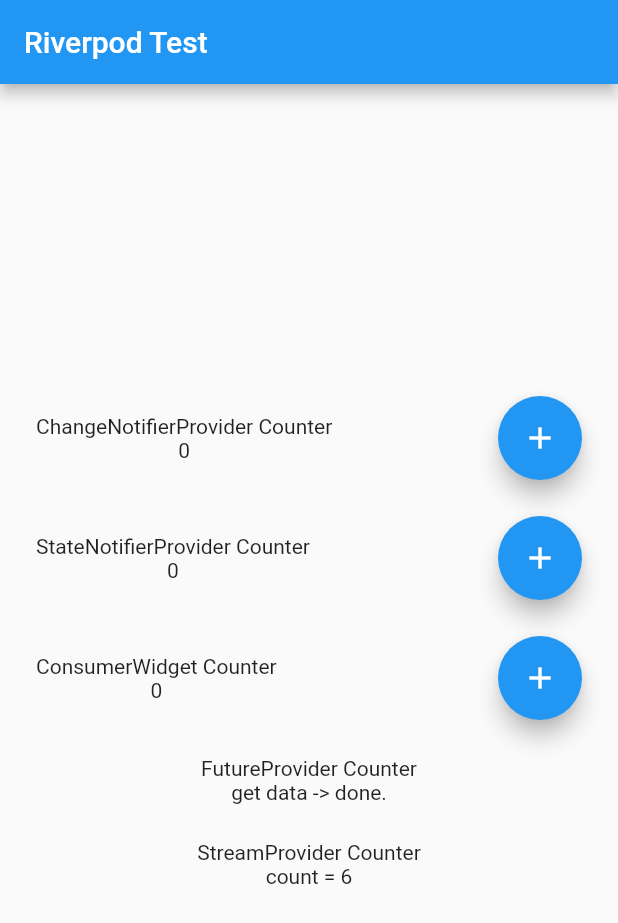
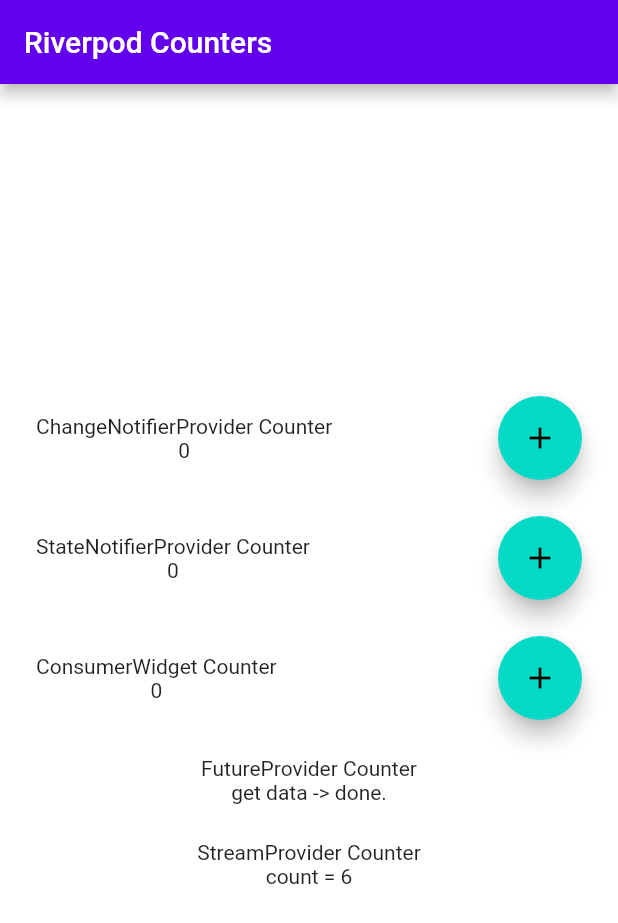
Before and after one commit to mayataso/riverpod_example, a Flutter app: the screen it shows after launch, on a phone screen of 412 x 824 dp. Shown: the top 923 px of the screen. Run offline on Flutter 3.47's test engine with Material 2 defaults, Android fonts, the phone set to English and light mode, and no system bars; our stand-ins replace adaptive_dialog, flutter_riverpod, recase, state_notifier; missing offline and left inert: simple_logger.

Commit message:
fix: ベーステンプレート用にディレクトリ構造整理

```diff
--- /dev/null
+++ b/lib/app.dart
@@ -0,0 +1,18 @@
+import 'package:flutter/material.dart';
+import 'package:flutter_riverpod/flutter_riverpod.dart';
+import 'package:riverpod_sample/providers/providers.dart';
+
+class App extends ConsumerWidget {
+  const App({Key? key}) : super(key: key);
+  @override
+  Widget build(BuildContext context, WidgetRef ref) {
+    return MaterialApp(
+      title: ref.watch(titleProvider),
+      theme: lightTheme,
+      darkTheme: darkTheme,
+      themeMode: ref.watch(themeProvider),
+      navigatorKey: ref.watch(navigatorKeyProvider),
+      onGenerateRoute: ref.watch(routerProvider).onGenerateRoute,
+    );
+  }
+}
--- a/lib/main.dart
+++ b/lib/main.dart
@@ -1,192 +1,61 @@
 import 'package:flutter/material.dart';
 import 'package:flutter_riverpod/flutter_riverpod.dart';
-import 'package:riverpod_sample/widgets/consumer_test_widget.dart';
 
-import 'models/counter_changenotifier.dart';
-import 'package:riverpod_sample/models/counter_statenotifier.dart';
-
-// RiverpodではグローバルにProvider宣言できる
-final _cnangeNotifierProvider = ChangeNotifierProvider(
-  (ref) => ChangeNotifierCounter(),
-);
-final _stateNotifierProvider = StateNotifierProvider(
-  (ref) => StateNotifierCounter(),
-);
-final _futureProvider = FutureProvider<String>((ref) {
-  return Future.delayed(const Duration(seconds: 5), () => 'done');
-});
-final _streamProvider = StreamProvider.autoDispose<int>((ref) async* {
-  var count = 0;
-  for (int i = 0; i < 100; i++) {
-    await Future.delayed(const Duration(seconds: 1));
-    yield count++;
-  }
-});
+import 'app.dart';
+import 'utils/util.dart';
 
 void main() {
   runApp(
     // 下位ツリーでProviderを使用するためのラッパ
-    ProviderScope(
-      child: MyApp(),
+    const ProviderScope(
+      overrides: [],
+      observers: [
+        _ProviderObserver(),
+      ],
+      child: App(),
     ),
   );
 }
 
-class MyApp extends StatelessWidget {
-  MyApp({Key? key}) : super(key: key);
+@immutable
+class _ProviderObserver implements ProviderObserver {
+  const _ProviderObserver();
 
   @override
-  Widget build(BuildContext context) {
-    return MaterialApp(
-      title: 'Flutter Demo',
-      theme: ThemeData(
-        primarySwatch: Colors.blue,
-      ),
-      home: const MyHomePage(title: 'Riverpod Test'),
-    );
+  void didAddProvider(
+    ProviderBase provider,
+    Object? value,
+    ProviderContainer container,
+  ) {
+    logger.info('provider: $provider, value: $value, container: $container');
+  }
+
+  @override
+  void didDisposeProvider(
+    ProviderBase provider,
+    ProviderContainer containers,
+  ) {
+    logger.info('provider: $provider');
+  }
+
+  @override
+  void didUpdateProvider(
+    ProviderBase provider,
+    Object? previousValue,
+    Object? newValue,
+    ProviderContainer container,
+  ) {
+    logger.info('provider: $provider, newValue: $newValue, container: $container');
+  }
+
+  @override
+  void providerDidFail(
+    ProviderBase provider,
+    Object error,
+    StackTrace stackTrace,
+    ProviderContainer container,
+  ) {
+    logger.info('provider: $provider, error: $error, container: $container');
+    logger.info('stackTrace: $stackTrace');
   }
 }
-
-class MyHomePage extends StatelessWidget {
-  const MyHomePage({Key? key, this.title = 'Title'}) : super(key: key);
-  final String title;
-
-  @override
-  Widget build(BuildContext context) {
-    return Scaffold(
-      appBar: AppBar(
-        title: Text(title),
-      ),
-      body: Padding(
-        padding: const EdgeInsets.symmetric(horizontal: 24),
-        child: Column(
-          mainAxisAlignment: MainAxisAlignment.center,
-          children: [
-            _buildChangeProviderTestArea(),
-            const SizedBox(height: 24),
-            _buildStateProviderTestArea(),
-            const SizedBox(height: 24),
-            _buildConsumerWidgetTestArea(),
-            const SizedBox(height: 24),
-            _buildFutureProviderTestArea(),
-            const SizedBox(height: 24),
-            _buildStreamProviderTestArea(),
-            const SizedBox(height: 24),
-          ],
-        ),
-      ),
-    );
-  }
-
-  // Change Notifier
-  _buildChangeProviderTestArea() {
-    return Row(
-      mainAxisAlignment: MainAxisAlignment.spaceBetween,
-      children: [
-        Column(
-          mainAxisAlignment: MainAxisAlignment.center,
-          children: <Widget>[
-            const Text('ChangeNotifierProvider Counter'),
-            Consumer(builder: (context, ref, child) {
-              // 従来のProvider watchと同様の動作
-              return Text('${ref.watch(_cnangeNotifierProvider).count}');
-            }),
-          ],
-        ),
-        Consumer(builder: (context, ref, child) {
-          return FloatingActionButton(
-            onPressed: () {
-              // 従来のProvider readと同様の動作
-              ref.read(_cnangeNotifierProvider).increment();
-            },
-            tooltip: 'Increment',
-            child: const Icon(Icons.add),
-          );
-        }),
-      ],
-    );
-  }
-
-  // State notifier
-  _buildStateProviderTestArea() {
-    return Row(
-      mainAxisAlignment: MainAxisAlignment.spaceBetween,
-      children: [
-        Column(
-          mainAxisAlignment: MainAxisAlignment.center,
-          children: <Widget>[
-            const Text('StateNotifierProvider Counter'),
-            Consumer(builder: (context, ref, child) {
-              // 1StateNotifierにつき1つのプロパティがバインドされる
-              // 複数のプロパティを持ちたい場合の方法は要調査
-              return Text('${ref.watch(_stateNotifierProvider)}');
-            }),
-          ],
-        ),
-        Consumer(builder: (context, ref, child) {
-          return FloatingActionButton(
-            onPressed: () {
-              // NotifierProvider.notifierをreadすることでメソッドにアクセスできる
-              ref.read(_stateNotifierProvider.notifier).increment();
-            },
-            tooltip: 'Increment',
-            child: const Icon(Icons.add),
-          );
-        }),
-      ],
-    );
-  }
-
-  // ConsumerWidgetをextendsした場合のProviderアクセス
-  // 実装はシンプルになるが再レンダリング範囲が広範囲に及ぶため、パフォーマンス重視なら
-  // Consumer Widgetを小さいスコープで定義していったほうが良さそう
-  _buildConsumerWidgetTestArea() {
-    return const ConsumerTestWidget();
-  }
-
-  // Future Provider
-  // 非同期で値を得る場合に、状態を切り分けられて便利
-  // FutureBuilder的なもの？
-  _buildFutureProviderTestArea() {
-    return Column(
-      children: [
-        const Text('FutureProvider Counter'),
-        Consumer(
-          builder: (context, ref, child) {
-            return _getFutureStateWidget(ref: ref);
-          },
-        ),
-      ],
-    );
-  }
-
-  Widget _getFutureStateWidget({required WidgetRef ref}) {
-    return ref.watch(_futureProvider).when(
-        data: (data) => Text('get data -> $data.'),
-        loading: () => const CircularProgressIndicator(),
-        error: (error, stack) => const Text('Error!'));
-  }
-
-  // Stream Provider
-  // Future Providerと大体同じ
-  // 継続的な値の変化に対応できる。ポーリング処理にも使えそう？
-  _buildStreamProviderTestArea() {
-    return Column(
-      children: [
-        const Text('StreamProvider Counter'),
-        Consumer(
-          builder: (context, ref, child) {
-            return _getStreamStateWidget(ref: ref);
-          },
-        ),
-      ],
-    );
-  }
-
-  Widget _getStreamStateWidget({required WidgetRef ref}) {
-    return ref.watch(_streamProvider).when(
-        data: (data) => Text('count = $data'),
-        loading: () => const CircularProgressIndicator(),
-        error: (error, stack) => const Text('Error!'));
-  }
-}
--- /dev/null
+++ b/lib/pages/counters.dart
@@ -0,0 +1,172 @@
+import 'package:flutter/material.dart';
+import 'package:flutter_riverpod/flutter_riverpod.dart';
+import 'package:riverpod_sample/models/counter_changenotifier.dart';
+import 'package:riverpod_sample/models/counter_statenotifier.dart';
+import 'package:riverpod_sample/providers/providers.dart';
+import 'package:riverpod_sample/widgets/consumer_test_widget.dart';
+
+// RiverpodではグローバルにProvider宣言できる
+final _cnangeNotifierProvider = ChangeNotifierProvider(
+  (ref) => ChangeNotifierCounter(),
+);
+// autoDisposeを使うと、Widgetからの購読が無くなったタイミングでdisposeしてくれる。
+// その場合、Test時に注意が必要。下記参照
+// https://zenn.dev/omtians9425/articles/4a74f982788bdb
+final _stateNotifierProvider = StateNotifierProvider.autoDispose(
+  (ref) => StateNotifierCounter(),
+);
+final _futureProvider = FutureProvider<String>((ref) {
+  return Future.delayed(const Duration(seconds: 5), () => 'done');
+});
+final _streamProvider = StreamProvider.autoDispose<int>((ref) async* {
+  var count = 0;
+  for (int i = 0; i < 100; i++) {
+    await Future.delayed(const Duration(seconds: 1));
+    yield count++;
+  }
+});
+
+class CountersPage extends StatelessWidget {
+  const CountersPage({Key? key}) : super(key: key);
+
+  static String routeName = "/";
+
+  @override
+  Widget build(BuildContext context) {
+    return Scaffold(
+      appBar: AppBar(
+        title: const Text('Riverpod Counters'),
+      ),
+      body: Padding(
+        padding: const EdgeInsets.symmetric(horizontal: 24),
+        child: Column(
+          mainAxisAlignment: MainAxisAlignment.center,
+          children: [
+            _buildChangeProviderTestArea(),
+            const SizedBox(height: 24),
+            _buildStateProviderTestArea(),
+            const SizedBox(height: 24),
+            _buildConsumerWidgetTestArea(),
+            const SizedBox(height: 24),
+            _buildFutureProviderTestArea(),
+            const SizedBox(height: 24),
+            _buildStreamProviderTestArea(),
+            const SizedBox(height: 24),
+          ],
+        ),
+      ),
+    );
+  }
+
+  // Change Notifier
+  _buildChangeProviderTestArea() {
+    return Row(
+      mainAxisAlignment: MainAxisAlignment.spaceBetween,
+      children: [
+        Column(
+          mainAxisAlignment: MainAxisAlignment.center,
+          children: <Widget>[
+            const Text('ChangeNotifierProvider Counter'),
+            Consumer(builder: (context, ref, child) {
+              // 従来のProvider watchと同様の動作
+              return Text('${ref.watch(_cnangeNotifierProvider).count}');
+            }),
+          ],
+        ),
+        Consumer(builder: (context, ref, child) {
+          return FloatingActionButton(
+            onPressed: () {
+              // 従来のProvider readと同様の動作
+              ref.read(_cnangeNotifierProvider).increment();
+            },
+            tooltip: 'Increment',
+            child: const Icon(Icons.add),
+          );
+        }),
+      ],
+    );
+  }
+
+  // State notifier
+  _buildStateProviderTestArea() {
+    return Row(
+      mainAxisAlignment: MainAxisAlignment.spaceBetween,
+      children: [
+        Column(
+          mainAxisAlignment: MainAxisAlignment.center,
+          children: <Widget>[
+            const Text('StateNotifierProvider Counter'),
+            Consumer(builder: (context, ref, child) {
+              // この方法だと1StateNotifierにつき1つのプロパティがバインドされる
+              // freezedを使うと複数プロパティの管理もできる
+              return Text('${ref.watch(_stateNotifierProvider)}');
+            }),
+          ],
+        ),
+        Consumer(builder: (context, ref, child) {
+          return FloatingActionButton(
+            onPressed: () {
+              // NotifierProvider.notifierをreadすることでメソッドにアクセスできる
+              ref.read(_stateNotifierProvider.notifier).increment();
+            },
+            tooltip: 'Increment',
+            child: const Icon(Icons.add),
+          );
+        }),
+      ],
+    );
+  }
+
+  // ConsumerWidgetをextendsした場合のProviderアクセス
+  // 実装はシンプルになるが再レンダリング範囲が広範囲に及ぶため、パフォーマンス重視なら
+  // Consumer Widgetを小さいスコープで定義していったほうが良さそう
+  _buildConsumerWidgetTestArea() {
+    return const ConsumerTestWidget();
+  }
+
+  // Future Provider
+  // 非同期で値を得る場合に、状態を切り分けられて便利
+  // FutureBuilder的なもの？
+  _buildFutureProviderTestArea() {
+    return Column(
+      children: [
+        const Text('FutureProvider Counter'),
+        Consumer(
+          builder: (context, ref, child) {
+            return _getFutureStateWidget(ref: ref);
+          },
+        ),
+      ],
+    );
+  }
+
+  Widget _getFutureStateWidget({required WidgetRef ref}) {
+    return ref.watch(_futureProvider).when(
+        data: (data) => Text('get data -> $data.'),
+        loading: () => const CircularProgressIndicator(),
+        error: (error, stack) => const Text('Error!'));
+  }
+
+  // Stream Provider
+  // Future Providerと大体同じ
+  // 継続的な値の変化に対応できる。ポーリング処理にも使えそう？
+  _buildStreamProviderTestArea() {
+    return Column(
+      children: [
+        const Text('StreamProvider Counter'),
+        Consumer(
+          builder: (context, ref, child) {
+            return _getStreamStateWidget(ref: ref);
+          },
+        ),
+      ],
+    );
+  }
+
+  Widget _getStreamStateWidget({required WidgetRef ref}) {
+    return ref.watch(_streamProvider).when(
+        data: (data) => Text('count = $data'),
+        loading: () => const CircularProgressIndicator(),
+        error: (error, stack) => const Text('Error!'));
+  }
+}
--- /dev/null
+++ b/lib/providers/navigator.dart
@@ -0,0 +1,8 @@
+import 'package:flutter/widgets.dart';
+import 'package:flutter_riverpod/flutter_riverpod.dart';
+
+final navigatorKeyProvider = Provider((_) => GlobalKey<NavigatorState>());
+
+extension NavigatorStateEx on NavigatorState {
+  BuildContext get descendantContext => overlay!.context;
+}
--- /dev/null
+++ b/lib/providers/providers.dart
@@ -0,0 +1,4 @@
+export 'navigator.dart';
+export 'router.dart';
+export 'theme.dart';
+export 'title.dart';
--- /dev/null
+++ b/lib/providers/title.dart
@@ -0,0 +1,3 @@
+import 'package:flutter_riverpod/flutter_riverpod.dart';
+
+final titleProvider = Provider((_) => 'Riverpod Example');
--- /dev/null
+++ b/lib/utils/util.dart
@@ -0,0 +1 @@
+export 'logger.dart';
```
Also changed, not shown: lib/providers/router.dart (added, +47 -0 lines), lib/providers/theme.dart (added, +33 -0 lines), lib/utils/logger.dart (added, +13 -0 lines), pubspec.yaml (+3 -6 lines), pubspec.lock, 2 other files.
